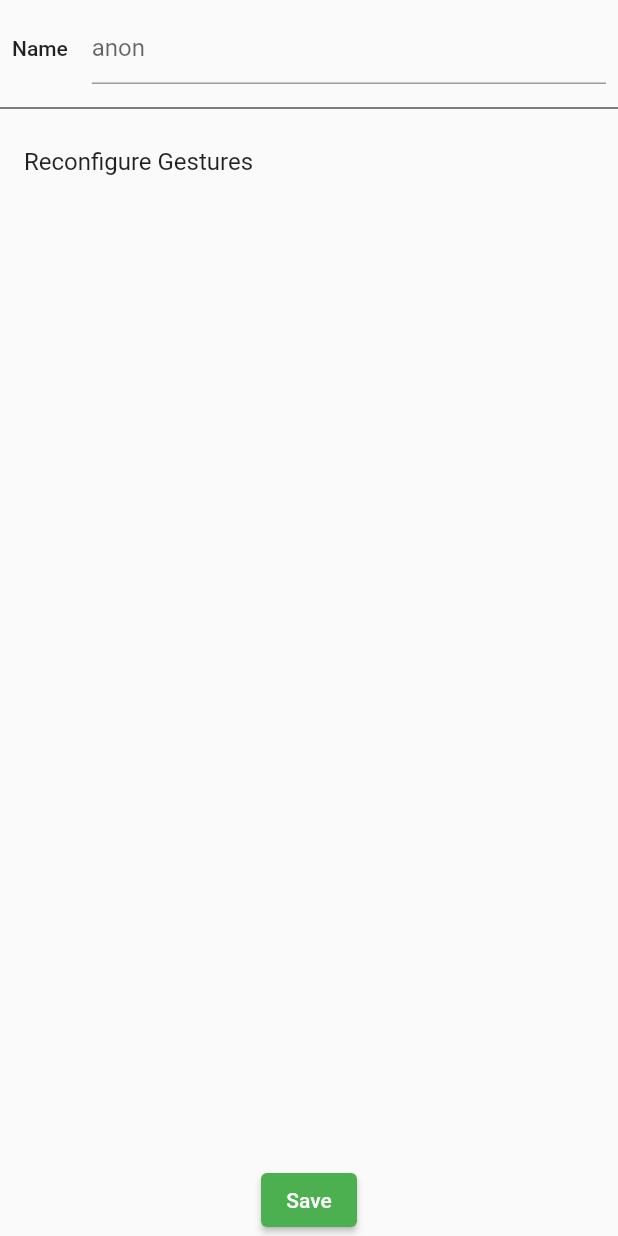
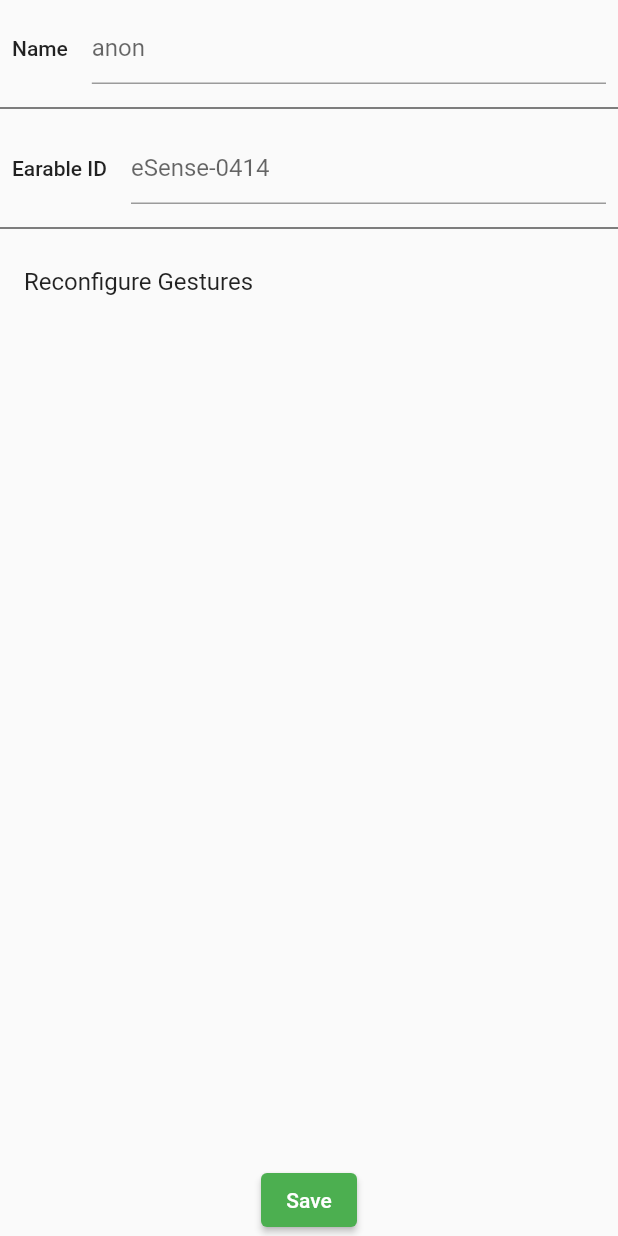
Before and after one commit to gsailer/pngme, a Flutter app: the SettingsPage screen opened directly, after a tap on "Save", on a phone screen of 412 x 824 dp. Run offline on Flutter 3.47's test engine with Material 2 defaults, Android fonts, the phone set to English and light mode, and no system bars.

Commit message:
Add setting for Earable ID

```diff
--- a/app/lib/api.dart
+++ b/app/lib/api.dart
@@ -30,7 +30,6 @@ Future<List<User>> getCurrentUsers() async {
   if (response.statusCode == 200) {
     // If the server did return a 200 OK response,
     // then parse the JSON.
-    print(response.body);
     return jsonDecode(response.body).isEmpty
         ? <User>[]
         : jsonDecode(response.body)
--- a/app/lib/main.dart
+++ b/app/lib/main.dart
@@ -1,3 +1,4 @@
+import 'package:app/providers/earable.dart';
 import 'package:app/providers/session_state.dart';
 import 'package:flutter/material.dart';
 import 'package:provider/provider.dart';
@@ -17,6 +18,7 @@ class MyApp extends StatelessWidget {
     return MultiProvider(
       providers: [
         ChangeNotifierProvider(create: (context) => SessionState()),
+        ChangeNotifierProvider(create: (context) => EarableState())
       ],
       child: MaterialApp(
         title: 'pngme.',
--- a/app/lib/providers/earable.dart
+++ b/app/lib/providers/earable.dart
@@ -1,3 +1,10 @@
 import 'package:flutter/foundation.dart';
 
-class EarableState extends ChangeNotifier {}
+class EarableState extends ChangeNotifier {
+  String name = "eSense-0414";
+
+  void changeEarable(String name) {
+    this.name = name;
+    notifyListeners();
+  }
+}
--- a/app/lib/providers/session_state.dart
+++ b/app/lib/providers/session_state.dart
@@ -21,9 +21,11 @@ class SessionState extends ChangeNotifier {
   }
 
   void closeChannel() {
-    channel.sink.close();
-    channel = null;
-    notifyListeners();
+    if (channel != null) {
+      channel.sink.close();
+      channel = null;
+      notifyListeners();
+    }
   }
 
   void changeConnectionAttributes() {
--- a/app/lib/screens/settings.dart
+++ b/app/lib/screens/settings.dart
@@ -1,5 +1,5 @@
+import 'package:app/providers/earable.dart';
 import 'package:app/providers/session_state.dart';
-import 'package:app/widgets/pong.dart';
 import 'package:flutter/material.dart';
 import 'package:provider/provider.dart';
 
@@ -9,7 +9,9 @@ class SettingsPage extends StatefulWidget {
 }
 
 class SettingsState extends State<SettingsPage> {
-  final _textController = TextEditingController();
+  final _tcName = TextEditingController();
+  final _tcEarable = TextEditingController();
+
   @override
   Widget build(BuildContext context) {
     return Scaffold(
@@ -23,9 +25,29 @@ class SettingsState extends State<SettingsPage> {
                 SizedBox(width: 16),
                 Expanded(
                   child: TextField(
-                    controller: _textController,
+                    controller: _tcName,
                     decoration: InputDecoration(
                         hintText: Provider.of<SessionState>(context).me.name),
+                  ),
+                )
+              ],
+            ),
+          ),
+          Divider(
+            color: Colors.black,
+          ),
+          Padding(
+            padding: const EdgeInsets.all(8.0),
+            child: Row(
+              children: [
+                Text("Earable ID",
+                    style: Theme.of(context).textTheme.bodyText1),
+                SizedBox(width: 16),
+                Expanded(
+                  child: TextField(
+                    controller: _tcEarable,
+                    decoration: InputDecoration(
+                        hintText: Provider.of<EarableState>(context).name),
                   ),
                 )
               ],
@@ -47,8 +69,14 @@ class SettingsState extends State<SettingsPage> {
             child: ElevatedButton(
                 child: Text("Save"),
                 onPressed: () {
-                  Provider.of<SessionState>(context, listen: false)
-                      .changeName(_textController.text);
+                  if (_tcName.text != "") {
+                    Provider.of<SessionState>(context, listen: false)
+                        .changeName(_tcName.text);
+                  }
+                  if (_tcEarable.text != "") {
+                    Provider.of<EarableState>(context, listen: false)
+                        .changeEarable(_tcEarable.text);
+                  }
                 }),
           )
         ],
```
